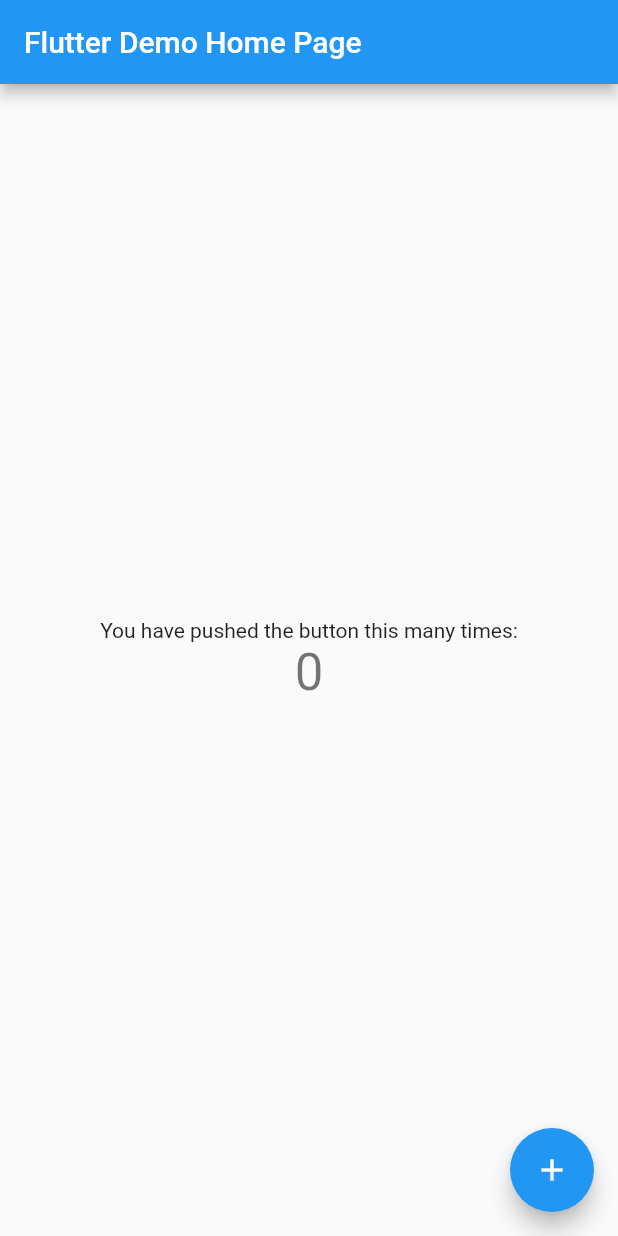
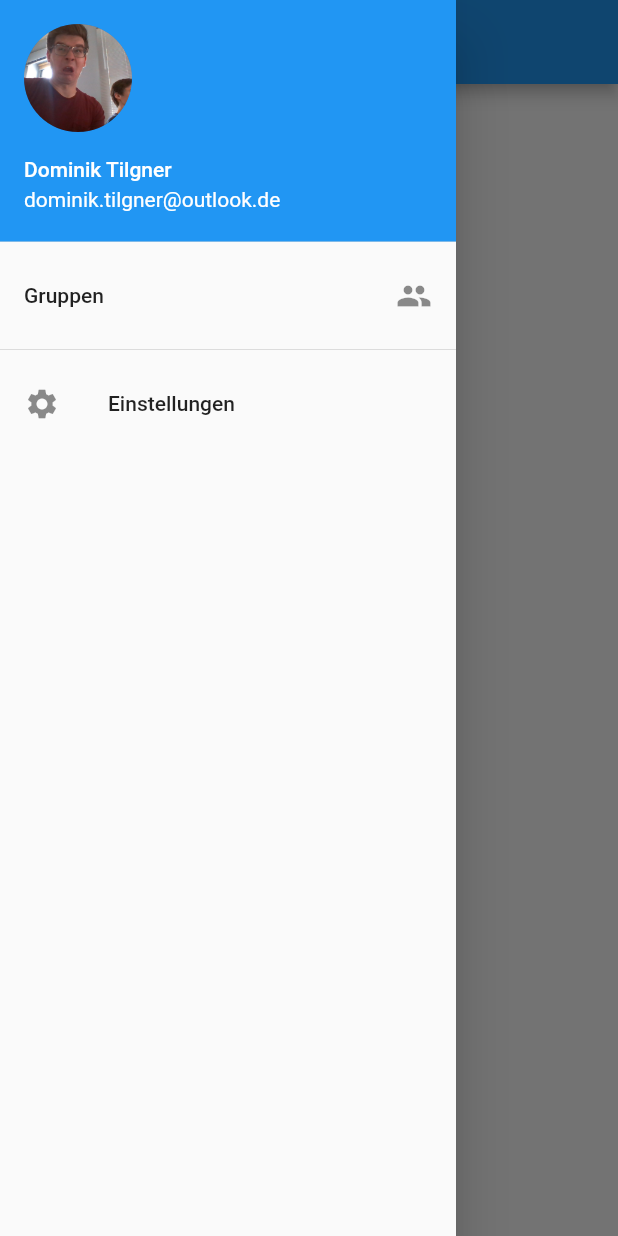
Before and after one commit to maxfornacon/coupon, a Flutter app: the screen it shows after launch, with the side drawer open (before the commit the screen has no drawer), on a phone screen of 412 x 824 dp. Run offline on Flutter 3.47's test engine with Material 2 defaults, Android fonts, the phone set to English and light mode, and no system bars.

```diff
--- a/lib/main.dart
+++ b/lib/main.dart
@@ -1,9 +1,9 @@
+import 'package:coupon/pages/home_page.dart';
 import 'package:flutter/material.dart';
 
 void main() => runApp(MyApp());
 
 class MyApp extends StatelessWidget {
-  // This widget is the root of your application.
   @override
   Widget build(BuildContext context) {
     return MaterialApp(
@@ -11,92 +11,7 @@ class MyApp extends StatelessWidget {
       theme: ThemeData(
         primarySwatch: Colors.blue,
       ),
-      home: MyHomePage(title: 'Flutter Demo Home Page'),
+      home: HomePage(),
     );
   }
 }
-
-class MyHomePage extends StatefulWidget {
-  MyHomePage({Key key, this.title}) : super(key: key);
-
-  // This widget is the home page of your application. It is stateful, meaning
-  // that it has a State object (defined below) that contains fields that affect
-  // how it looks.
-
-  // This class is the configuration for the state. It holds the values (in this
-  // case the title) provided by the parent (in this case the App widget) and
-  // used by the build method of the State. Fields in a Widget subclass are
-  // always marked "final".
-
-  final String title;
-
-  @override
-  _MyHomePageState createState() => _MyHomePageState();
-}
-
-class _MyHomePageState extends State<MyHomePage> {
-  int _counter = 0;
-
-  void _incrementCounter() {
-    setState(() {
-      // This call to setState tells the Flutter framework that something has
-      // changed in this State, which causes it to rerun the build method below
-      // so that the display can reflect the updated values. If we changed
-      // _counter without calling setState(), then the build method would not be
-      // called again, and so nothing would appear to happen.
-      _counter++;
-    });
-  }
-
-  @override
-  Widget build(BuildContext context) {
-    // This method is rerun every time setState is called, for instance as done
-    // by the _incrementCounter method above.
-    //
-    // The Flutter framework has been optimized to make rerunning build methods
-    // fast, so that you can just rebuild anything that needs updating rather
-    // than having to individually change instances of widgets.
-    return Scaffold(
-      appBar: AppBar(
-        // Here we take the value from the MyHomePage object that was created by
-        // the App.build method, and use it to set our appbar title.
-        title: Text(widget.title),
-      ),
-      body: Center(
-        // Center is a layout widget. It takes a single child and positions it
-        // in the middle of the parent.
-        child: Column(
-          // Column is also layout widget. It takes a list of children and
-          // arranges them vertically. By default, it sizes itself to fit its
-          // children horizontally, and tries to be as tall as its parent.
-          //
-          // Invoke "debug painting" (press "p" in the console, choose the
-          // "Toggle Debug Paint" action from the Flutter Inspector in Android
-          // Studio, or the "Toggle Debug Paint" command in Visual Studio Code)
-          // to see the wireframe for each widget.
-          //
-          // Column has various properties to control how it sizes itself and
-          // how it positions its children. Here we use mainAxisAlignment to
-          // center the children vertically; the main axis here is the vertical
-          // axis because Columns are vertical (the cross axis would be
-          // horizontal).
-          mainAxisAlignment: MainAxisAlignment.center,
-          children: <Widget>[
-            Text(
-              'You have pushed the button this many times:',
-            ),
-            Text(
-              '$_counter',
-              style: Theme.of(context).textTheme.display1,
-            ),
-          ],
-        ),
-      ),
-      floatingActionButton: FloatingActionButton(
-        onPressed: _incrementCounter,
-        tooltip: 'Increment',
-        child: Icon(Icons.add),
-      ), // This trailing comma makes auto-formatting nicer for build methods.
-    );
-  }
-}
--- /dev/null
+++ b/lib/menu/slide_menu.dart
@@ -0,0 +1,42 @@
+import "package:flutter/material.dart";
+
+import 'package:coupon/pages/profile_page.dart';
+
+class SlideMenu extends StatefulWidget {
+  @override
+  _SlideMenuState createState() => _SlideMenuState();
+}
+
+class _SlideMenuState extends State<SlideMenu> {
+  @override
+  Widget build(BuildContext context) {
+    return Drawer(
+      child: ListView(
+        children: <Widget>[
+          UserAccountsDrawerHeader(
+            accountName: Text("Dominik Tilgner"),
+            accountEmail: Text("dominik.tilgner@outlook.de"),
+            currentAccountPicture: GestureDetector(
+              onTap: () => Navigator.push(
+                context,
+                MaterialPageRoute(builder: (context) => ProfilePage()),
+              ),
+              child: CircleAvatar(
+                backgroundImage: AssetImage("assets/profile_pic.jpg"),
+              )
+            ),
+          ),
+          ListTile(
+            trailing: Icon(Icons.group),
+            title: const Text("Gruppen"),
+          ),
+          Divider(),
+          ListTile(
+            leading: Icon(Icons.settings),
+            title: const Text("Einstellungen"),
+          ),
+        ],
+      ),
+    );
+  }
+}
--- /dev/null
+++ b/lib/pages/home_page.dart
@@ -0,0 +1,22 @@
+import 'package:coupon/menu/slide_menu.dart';
+import "package:flutter/material.dart";
+
+class HomePage extends StatefulWidget {
+  @override
+  _HomePageState createState() => _HomePageState();
+}
+
+class _HomePageState extends State<HomePage> {
+@override
+Widget build(BuildContext context) {
+  return Scaffold(
+    appBar: AppBar(
+      title: Text("Coupon Messi"),
+    ),
+    drawer: SlideMenu(),
+    body: Center(
+      child: Column(),
+    ),
+  );
+}
+}
--- a/pubspec.yaml
+++ b/pubspec.yaml
@@ -37,9 +37,9 @@ flutter:
   uses-material-design: true
 
   # To add assets to your application, add an assets section, like this:
-  # assets:
+  assets:
   #  - images/a_dot_burr.jpeg
-  #  - images/a_dot_ham.jpeg
+    - assets/profile_pic.jpg
 
   # An image asset can refer to one or more resolution-specific "variants", see
   # https://flutter.io/assets-and-images/#resolution-aware.
```
Also changed, not shown: lib/pages/profile_page.dart (added, +47 -0 lines), assets/profile_pic.jpg (added).
